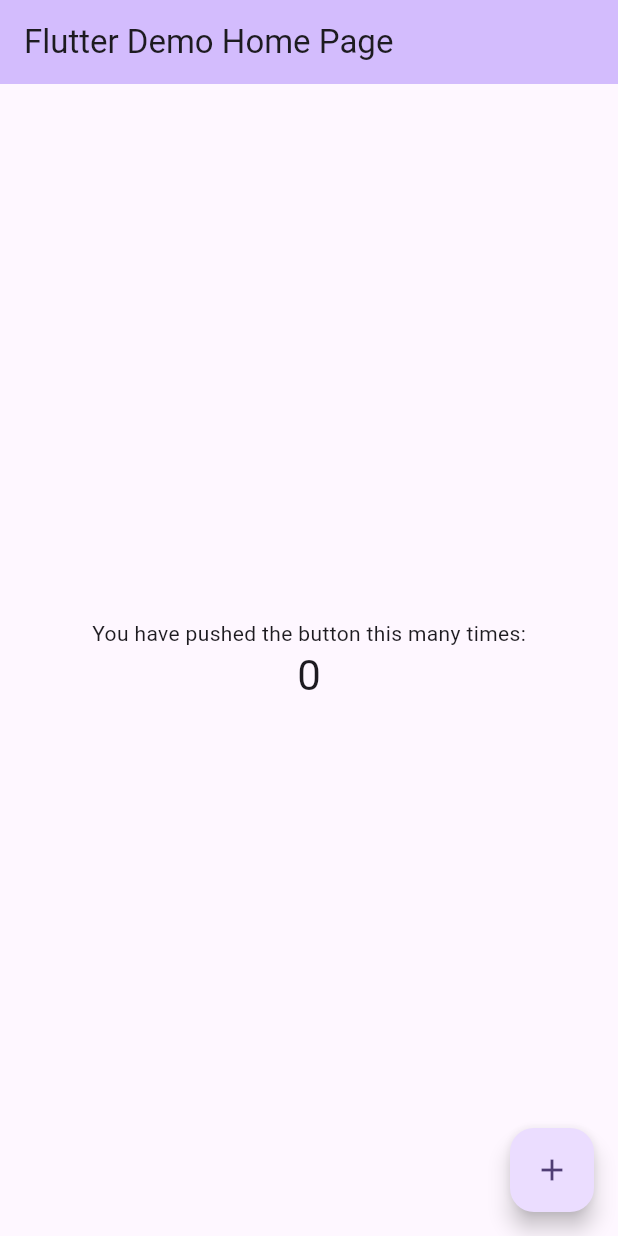
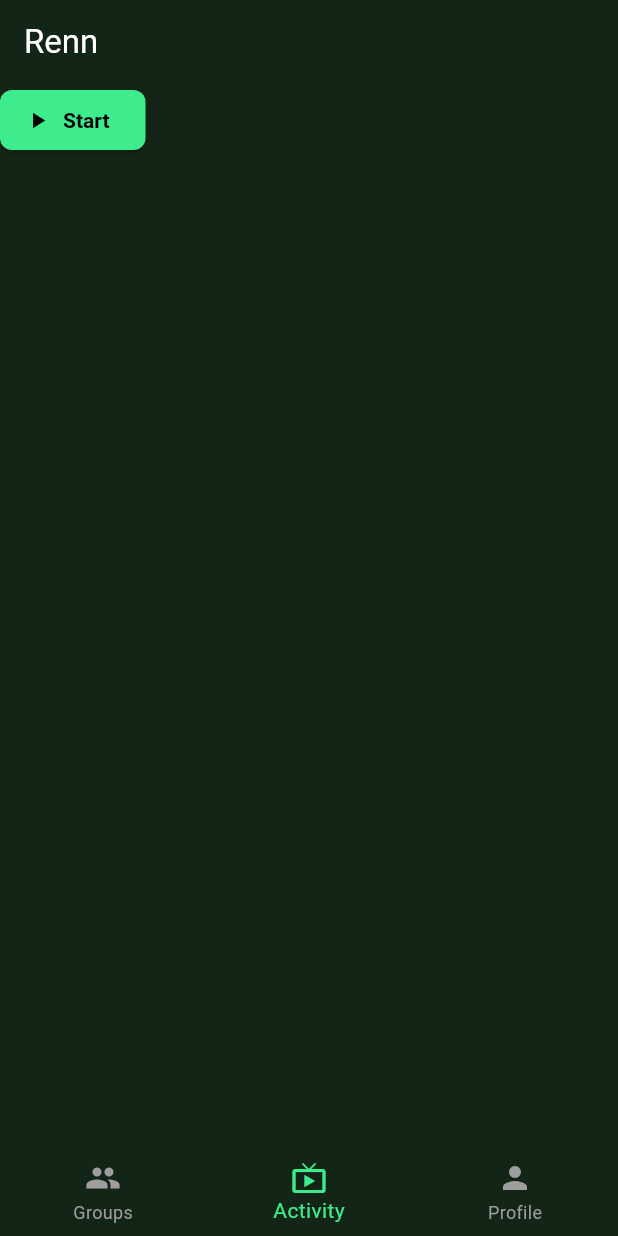
Before and after one commit to Densai-NL/Renn, a Flutter app: the screen it shows after launch, on a phone screen of 412 x 824 dp. Run offline on Flutter 3.47's test engine with Material 3 defaults, Android fonts, the light colour scheme and no system bars.

Commit message:
WIP navigation and main screens layout

```diff
--- /dev/null
+++ b/renn_mobile/lib/features/live_activity/views/live_activity_view.dart
@@ -0,0 +1,23 @@
+import 'package:flutter/material.dart';
+
+class LiveActivityView extends StatefulWidget {
+  const LiveActivityView({super.key});
+
+  @override
+  State<LiveActivityView> createState() => _LiveActivityViewState();
+}
+
+class _LiveActivityViewState extends State<LiveActivityView> {
+  @override
+  Widget build(BuildContext context) {
+    return Column(
+      children: [
+        ElevatedButton.icon(
+          onPressed: () {},
+          label: Text("Start"),
+          icon: Icon(Icons.play_arrow),
+        ),
+      ],
+    );
+  }
+}
--- a/renn_mobile/lib/main.dart
+++ b/renn_mobile/lib/main.dart
@@ -1,122 +1,49 @@
 import 'package:flutter/material.dart';
+import 'package:renn_mobile/main_nav.dart';
 
 void main() {
   runApp(const MyApp());
 }
 
+const Color backgroundColor = Color.fromRGBO(19, 37, 23, 1);
+
 class MyApp extends StatelessWidget {
   const MyApp({super.key});
 
-  // This widget is the root of your application.
   @override
   Widget build(BuildContext context) {
     return MaterialApp(
-      title: 'Flutter Demo',
+      title: 'Renn',
       theme: ThemeData(
-        // This is the theme of your application.
-        //
-        // TRY THIS: Try running your application with "flutter run". You'll see
-        // the application has a purple toolbar. Then, without quitting the app,
-        // try changing the seedColor in the colorScheme below to Colors.green
-        // and then invoke "hot reload" (save your changes or press the "hot
-        // reload" button in a Flutter-supported IDE, or press "r" if you used
-        // the command line to start the app).
-        //
-        // Notice that the counter didn't reset back to zero; the application
-        // state is not lost during the reload. To reset the state, use hot
-        // restart instead.
-        //
-        // This works for code too, not just values: Most code changes can be
-        // tested with just a hot reload.
-        colorScheme: .fromSeed(seedColor: Colors.deepPurple),
+        appBarTheme: const AppBarTheme(
+          backgroundColor: backgroundColor,
+          foregroundColor: Colors.white,
+        ),
+        elevatedButtonTheme: ElevatedButtonThemeData(
+          style: ButtonStyle(
+            backgroundColor: WidgetStateProperty.all(
+              Color.fromRGBO(63, 236, 141, 1),
+            ),
+            foregroundColor: WidgetStateProperty.all(Colors.black),
+            textStyle: WidgetStateProperty.all(
+              const TextStyle(fontSize: 14, fontWeight: FontWeight.bold),
+            ),
+            shape: WidgetStateProperty.all(
+              RoundedRectangleBorder(borderRadius: BorderRadius.circular(8)),
+            ),
+          ),
+        ),
+        colorScheme: .fromSeed(seedColor: Colors.green),
+        textTheme: const TextTheme(bodyMedium: TextStyle(color: Colors.white)),
+        scaffoldBackgroundColor: backgroundColor,
+        bottomNavigationBarTheme: const BottomNavigationBarThemeData(
+          selectedItemColor: Color.fromRGBO(63, 236, 141, 1),
+          unselectedItemColor: Colors.grey,
+          backgroundColor: backgroundColor,
+          unselectedLabelStyle: TextStyle(color: Colors.grey),
+        ),
       ),
-      home: const MyHomePage(title: 'Flutter Demo Home Page'),
+      home: MainNav(),
     );
   }
 }
-
-class MyHomePage extends StatefulWidget {
-  const MyHomePage({super.key, required this.title});
-
-  // This widget is the home page of your application. It is stateful, meaning
-  // that it has a State object (defined below) that contains fields that affect
-  // how it looks.
-
-  // This class is the configuration for the state. It holds the values (in this
-  // case the title) provided by the parent (in this case the App widget) and
-  // used by the build method of the State. Fields in a Widget subclass are
-  // always marked "final".
-
-  final String title;
-
-  @override
-  State<MyHomePage> createState() => _MyHomePageState();
-}
-
-class _MyHomePageState extends State<MyHomePage> {
-  int _counter = 0;
-
-  void _incrementCounter() {
-    setState(() {
-      // This call to setState tells the Flutter framework that something has
-      // changed in this State, which causes it to rerun the build method below
-      // so that the display can reflect the updated values. If we changed
-      // _counter without calling setState(), then the build method would not be
-      // called again, and so nothing would appear to happen.
-      _counter++;
-    });
-  }
-
-  @override
-  Widget build(BuildContext context) {
-    // This method is rerun every time setState is called, for instance as done
-    // by the _incrementCounter method above.
-    //
-    // The Flutter framework has been optimized to make rerunning build methods
-    // fast, so that you can just rebuild anything that needs updating rather
-    // than having to individually change instances of widgets.
-    return Scaffold(
-      appBar: AppBar(
-        // TRY THIS: Try changing the color here to a specific color (to
-        // Colors.amber, perhaps?) and trigger a hot reload to see the AppBar
-        // change color while the other colors stay the same.
-        backgroundColor: Theme.of(context).colorScheme.inversePrimary,
-        // Here we take the value from the MyHomePage object that was created by
-        // the App.build method, and use it to set our appbar title.
-        title: Text(widget.title),
-      ),
-      body: Center(
-        // Center is a layout widget. It takes a single child and positions it
-        // in the middle of the parent.
-        child: Column(
-          // Column is also a layout widget. It takes a list of children and
-          // arranges them vertically. By default, it sizes itself to fit its
-          // children horizontally, and tries to be as tall as its parent.
-          //
-          // Column has various properties to control how it sizes itself and
-          // how it positions its children. Here we use mainAxisAlignment to
-          // center the children vertically; the main axis here is the vertical
-          // axis because Columns are vertical (the cross axis would be
-          // horizontal).
-          //
-          // TRY THIS: Invoke "debug painting" (choose the "Toggle Debug Paint"
-          // action in the IDE, or press "p" in the console), to see the
-          // wireframe for each widget.
-          mainAxisAlignment: .center,
-          children: [
-            const Text('You have pushed the button this many times:'),
-            Text(
-              '$_counter',
-              style: Theme.of(context).textTheme.headlineMedium,
-            ),
-          ],
-        ),
-      ),
-      floatingActionButton: FloatingActionButton(
-        onPressed: _incrementCounter,
-        tooltip: 'Increment',
-        child: const Icon(Icons.add),
-      ),
-    );
-  }
-}
--- /dev/null
+++ b/renn_mobile/lib/main_nav.dart
@@ -0,0 +1,43 @@
+import 'package:flutter/material.dart';
+import 'package:renn_mobile/features/groups/views/group_view.dart';
+import 'package:renn_mobile/features/live_activity/views/live_activity_view.dart';
+import 'package:renn_mobile/features/profile/views/profile_view.dart';
+
+class MainNav extends StatefulWidget {
+  const MainNav({super.key});
+
+  @override
+  State<MainNav> createState() => _MainNavState();
+}
+
+class _MainNavState extends State<MainNav> {
+  int _selectedIndex = 1;
+  final List<Widget> _pages = [GroupView(), LiveActivityView(), ProfileView()];
+
+  void _onItemTapped(int index) {
+    setState(() {
+      _selectedIndex = index;
+    });
+  }
+
+  @override
+  Widget build(BuildContext context) {
+    return Scaffold(
+      appBar: AppBar(title: const Text("Renn")),
+      body: _pages.elementAt(_selectedIndex),
+      bottomNavigationBar: BottomNavigationBar(
+        items: const <BottomNavigationBarItem>[
+          BottomNavigationBarItem(icon: Icon(Icons.group), label: 'Groups'),
+          BottomNavigationBarItem(icon: Icon(Icons.live_tv), label: 'Activity'),
+          BottomNavigationBarItem(icon: Icon(Icons.person), label: 'Profile'),
+        ],
+        currentIndex: _selectedIndex,
+        type: BottomNavigationBarType.fixed,
+        // selectedItemColor: Colors.amber[800],
+        // unselectedItemColor: Colors.grey[600],
+        showUnselectedLabels: true,
+        onTap: _onItemTapped,
+      ),
+    );
+  }
+}
--- a/renn_mobile/pubspec.yaml
+++ b/renn_mobile/pubspec.yaml
@@ -61,7 +61,8 @@ flutter:
   # assets:
   #   - images/a_dot_burr.jpeg
   #   - images/a_dot_ham.jpeg
-
+  assets:
+    - assets/images/
   # An image asset can refer to one or more resolution-specific "variants", see
   # https://flutter.dev/to/resolution-aware-images
 
```
Also changed, not shown: renn_mobile/lib/features/groups/views/group_view.dart (added, +15 -0 lines), renn_mobile/lib/features/profile/views/prev_activity_view.dart (added, +24 -0 lines), renn_mobile/lib/features/profile/views/profile_view.dart (added, +25 -0 lines), renn_mobile/lib/features/profile/views/stats_view.dart (added, +39 -0 lines), renn_mobile/lib/features/route_suggest/views/route_suggest_view.dart (added, +15 -0 lines), out.png (added), renn_mobile/assets/images/profile.png (added).
